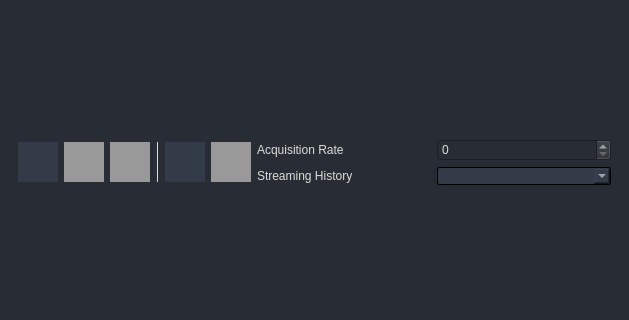
Qt form src/CaptDeviceControl/resources/AD2ControlWindowNew.ui (agentsmith29/PyADScopeControl) before a commit; both pictures show x 0 to 629 and y 389 to 709 of the 629 by 813 pixel window.
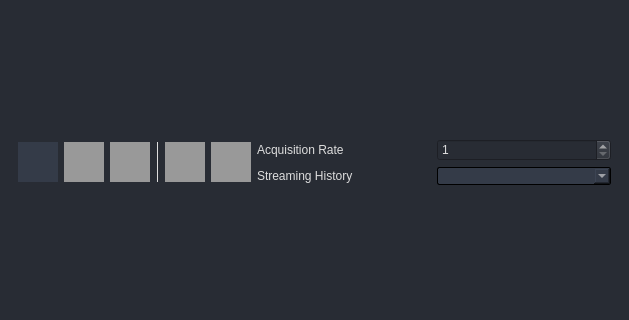
The same form after that commit. Icons and pictures are not drawn.

What changed in the file:
```diff
--- a/src/CaptDeviceControl/resources/AD2ControlWindowNew.ui
+++ b/src/CaptDeviceControl/resources/AD2ControlWindowNew.ui
@@ -795,7 +795,14 @@
         </widget>
        </item>
        <item row="0" column="2">
-        <widget class="QSpinBox" name="sb_acquisition_rate"/>
+        <widget class="QSpinBox" name="sb_acquisition_rate">
+         <property name="minimum">
+          <number>1</number>
+         </property>
+         <property name="maximum">
+          <number>999999999</number>
+         </property>
+        </widget>
        </item>
        <item row="1" column="2">
         <widget class="QComboBox" name="cb_streaming_history"/>
@@ -1038,7 +1045,7 @@
           <item>
            <widget class="QPushButton" name="btn_record">
             <property name="enabled">
-             <bool>true</bool>
+             <bool>false</bool>
             </property>
             <property name="minimumSize">
              <size>
@@ -1085,6 +1092,8 @@
 
 QPushButton:checked {	
 	background-color: rgb(78, 47, 58);
+	icon: url(:/single-color/icons-svg/single_color/cil-media-play.svg);
+   background-color: rgb(183, 0, 0);
 }
 </string>
             </property>
```
Left out of the diff: 4 changed lines with no effect on the pictures.
